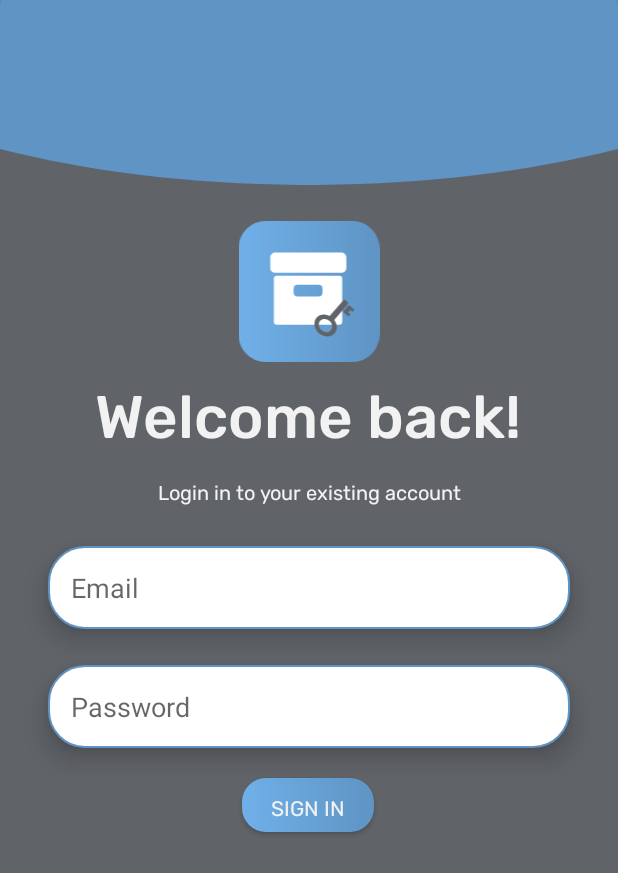
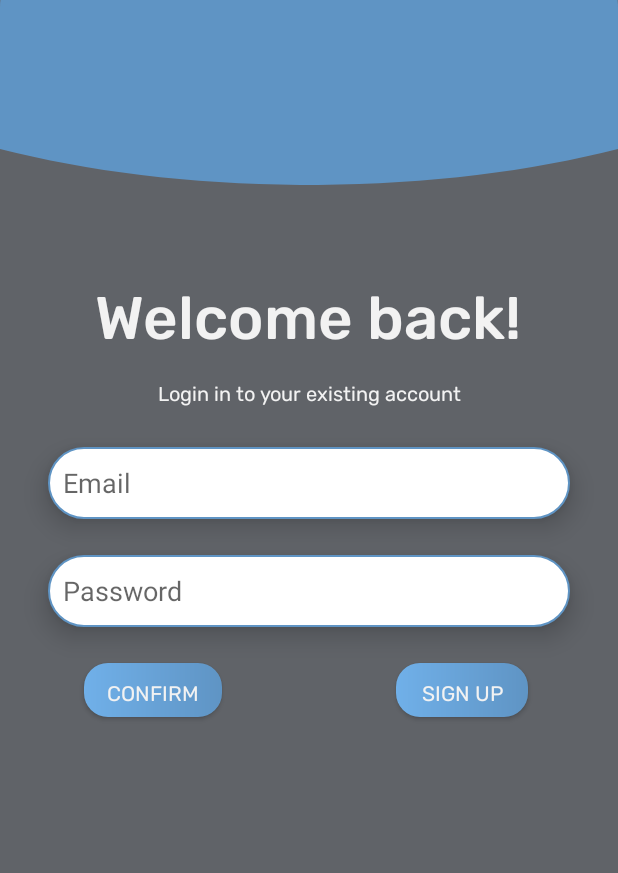
Before and after one commit to TrivialniPrimeri/SmartBox-PJ, an Android app: the layout login.xml on its own in the app's theme, with its tools: preview values and no code run, on a phone screen of 412 x 824 dp. Shown: the top 873 px of the screen. Run offline under Robolectric (Android 15) with nearby library versions, the phone set to English and light mode, and no system bars; Roboto replaces fonts that are not available here.

Commit message:
Added navigation for signIn, Updated signIn, signUp and mainActivity, removed some hardcoded text

```diff
--- a/app/src/main/AndroidManifest.xml
+++ b/app/src/main/AndroidManifest.xml
@@ -27,7 +27,7 @@
         </activity>
         <activity android:name=".RegisterActivity" />
         <activity android:name=".QrScannerActivity" />
-
+        <activity android:name=".LoginActivity"/>
         <meta-data
             android:name="com.google.mlkit.vision.DEPENDENCIES"
             android:value="barcode" />
--- a/app/src/main/res/layout/login.xml
+++ b/app/src/main/res/layout/login.xml
@@ -10,6 +10,7 @@
         android:id="@+id/imageView4"
         android:layout_width="wrap_content"
         android:layout_height="123dp"
+        android:layout_marginTop="0dp"
         android:scaleType="fitXY"
         app:layout_constraintEnd_toEndOf="parent"
         app:layout_constraintHorizontal_bias="0.0"
@@ -21,27 +22,15 @@
         android:id="@+id/registerTitle"
         android:layout_width="wrap_content"
         android:layout_height="wrap_content"
-        android:layout_marginTop="8dp"
+        android:layout_marginTop="60dp"
         android:fontFamily="@font/rubik_medium"
-        android:text="Welcome back!"
+        android:text="@string/welcomeBack"
         android:textColor="?colorOnPrimary"
         android:textSize="40sp"
         app:layout_constraintEnd_toEndOf="parent"
         app:layout_constraintHorizontal_bias="0.496"
         app:layout_constraintStart_toStartOf="parent"
-        app:layout_constraintTop_toBottomOf="@+id/imageView" />
-
-    <ImageView
-        android:id="@+id/imageView"
-        android:layout_width="105dp"
-        android:layout_height="94dp"
-        android:layout_marginTop="24dp"
-        android:contentDescription="@string/logoDesc"
-        app:layout_constraintEnd_toEndOf="parent"
-        app:layout_constraintStart_toStartOf="parent"
-        app:layout_constraintTop_toBottomOf="@+id/imageView4"
-        app:srcCompat="@drawable/ic_logosmallsvg"
-        tools:ignore="ImageContrastCheck" />
+        app:layout_constraintTop_toBottomOf="@+id/imageView4" />
 
     <TextView
         android:id="@+id/textView"
@@ -49,7 +38,7 @@
         android:layout_height="29dp"
         android:layout_marginTop="8dp"
         android:fontFamily="@font/rubik"
-        android:text="Login in to your existing account"
+        android:text="@string/loginDesc"
         android:textAlignment="center"
         android:textColor="?colorOnPrimary"
         android:textSize="13sp"
@@ -66,9 +55,11 @@
         android:layout_marginEnd="32dp"
         android:background="@drawable/rounded_edittext"
         android:elevation="10dp"
-        android:hint="Password"
+        android:hint="@string/regPassword"
         android:inputType="text"
-        android:padding="15dip"
+        android:minHeight="48dp"
+        android:padding="10dip"
+        android:textCursorDrawable="@drawable/color_cursor"
         app:layout_constraintEnd_toEndOf="parent"
         app:layout_constraintHorizontal_bias="0.0"
         app:layout_constraintStart_toStartOf="parent"
@@ -78,19 +69,35 @@
         android:id="@+id/button3"
         android:layout_width="wrap_content"
         android:layout_height="36dp"
-        android:layout_marginTop="20dp"
+        android:background="@drawable/gradient"
+        android:fontFamily="@font/rubik"
+        android:onClick="showSignUp"
+        android:padding="10dp"
+        android:paddingStart="15dp"
+        android:paddingEnd="15dp"
+        android:text="@string/singUp"
+        android:textColor="?colorOnPrimary"
+        app:layout_constraintBaseline_toBaselineOf="@+id/button4"
+        app:layout_constraintEnd_toEndOf="parent"
+        app:layout_constraintStart_toStartOf="@+id/guideline4"
+        tools:ignore="TextContrastCheck,TouchTargetSizeCheck" />
+
+    <Button
+        android:id="@+id/button4"
+        android:layout_width="wrap_content"
+        android:layout_height="36dp"
+        android:layout_marginTop="24dp"
         android:background="@drawable/gradient"
         android:fontFamily="@font/rubik"
         android:padding="10dp"
         android:paddingStart="15dp"
         android:paddingEnd="15dp"
-        android:text="@string/signIn"
+        android:text="@string/confirmation"
         android:textColor="?colorOnPrimary"
-        app:layout_constraintEnd_toEndOf="parent"
-        app:layout_constraintHorizontal_bias="0.498"
+        app:layout_constraintEnd_toStartOf="@+id/guideline4"
         app:layout_constraintStart_toStartOf="parent"
         app:layout_constraintTop_toBottomOf="@+id/edit_password"
-        tools:ignore="TextContrastCheck" />
+        tools:ignore="TextContrastCheck,TouchTargetSizeCheck" />
 
     <EditText
         android:id="@+id/edit_email"
@@ -101,12 +108,21 @@
         android:layout_marginEnd="32dp"
         android:background="@drawable/rounded_edittext"
         android:elevation="10dp"
-        android:hint="Email"
+        android:hint="@string/regEmail"
         android:inputType="text"
-        android:padding="15dip"
+        android:minHeight="48dp"
+        android:padding="10dip"
+        android:textCursorDrawable="@drawable/color_cursor"
         app:layout_constraintEnd_toEndOf="parent"
         app:layout_constraintHorizontal_bias="0.0"
         app:layout_constraintStart_toStartOf="parent"
         app:layout_constraintTop_toBottomOf="@+id/textView" />
 
+    <androidx.constraintlayout.widget.Guideline
+        android:id="@+id/guideline4"
+        android:layout_width="wrap_content"
+        android:layout_height="wrap_content"
+        android:orientation="vertical"
+        app:layout_constraintGuide_percent="0.4939173" />
+
 </androidx.constraintlayout.widget.ConstraintLayout>
--- a/app/src/main/res/layout/register.xml
+++ b/app/src/main/res/layout/register.xml
@@ -240,7 +240,7 @@
         app:layout_constraintEnd_toStartOf="@+id/middleGuidleline"
         app:layout_constraintStart_toStartOf="parent"
         app:layout_constraintTop_toBottomOf="@+id/imageView2"
-        tools:ignore="TextContrastCheck" />
+        tools:ignore="TextContrastCheck,TouchTargetSizeCheck" />
 
     <Button
         android:id="@+id/button3"
@@ -252,11 +252,12 @@
         android:paddingStart="15dp"
         android:paddingEnd="15dp"
         android:text="@string/signIn"
+        android:onClick="showSignIn"
         android:textColor="?colorOnPrimary"
         app:layout_constraintBaseline_toBaselineOf="@+id/button2"
         app:layout_constraintEnd_toEndOf="parent"
         app:layout_constraintStart_toStartOf="@+id/middleGuidleline"
-        tools:ignore="TextContrastCheck" />
+        tools:ignore="TextContrastCheck,TouchTargetSizeCheck" />
 
     <EditText
         android:id="@+id/newRepeatPassword"
--- a/app/src/main/res/values/strings.xml
+++ b/app/src/main/res/values/strings.xml
@@ -16,4 +16,6 @@
     <string name="confirmation">Confirm</string>
     <string name="history">History</string>
     <string name="regRepeatPassword">Repeat password</string>
+    <string name="welcomeBack">Welcome back!</string>
+    <string name="loginDesc">Login in to your existing account</string>
 </resources>
```
Also changed, not shown: app/src/main/java/com/example/smartboxpj/LoginActivity.kt (+18 -1 lines), app/src/main/java/com/example/smartboxpj/MainActivity.kt (+7 -1 lines), app/src/main/java/com/example/smartboxpj/RegisterActivity.kt (+8 -2 lines), app/src/main/res/layout/activity_main.xml (+11 -8 lines).
